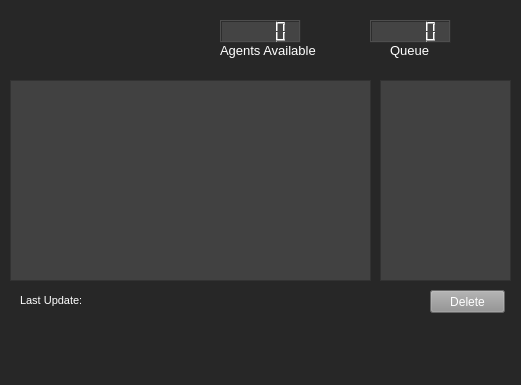
Qt form assistant/guiassist.ui (CtrlAltWilson/Commitment-Automation-backend) before a commit.
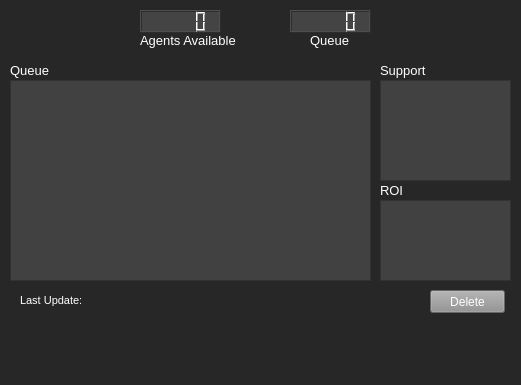
The same form after that commit.

What changed in the file:
```diff
--- a/assistant/guiassist.ui
+++ b/assistant/guiassist.ui
@@ -53,8 +53,8 @@
    <widget class="QLabel" name="title_agents">
     <property name="geometry">
      <rect>
-      <x>220</x>
-      <y>40</y>
+      <x>140</x>
+      <y>30</y>
       <width>121</width>
       <height>21</height>
      </rect>
@@ -74,8 +74,8 @@
    <widget class="QLCDNumber" name="num_agents">
     <property name="geometry">
      <rect>
-      <x>220</x>
-      <y>20</y>
+      <x>140</x>
+      <y>10</y>
       <width>81</width>
       <height>23</height>
      </rect>
@@ -91,8 +91,8 @@
    <widget class="QLCDNumber" name="num_queue">
     <property name="geometry">
      <rect>
-      <x>370</x>
-      <y>20</y>
+      <x>290</x>
+      <y>10</y>
       <width>81</width>
       <height>23</height>
      </rect>
@@ -108,8 +108,8 @@
    <widget class="QLabel" name="queue_title">
     <property name="geometry">
      <rect>
-      <x>390</x>
-      <y>40</y>
+      <x>310</x>
+      <y>30</y>
       <width>51</width>
       <height>21</height>
      </rect>
@@ -195,7 +195,7 @@
       <x>380</x>
       <y>80</y>
       <width>131</width>
-      <height>201</height>
+      <height>101</height>
      </rect>
     </property>
     <property name="styleSheet">
@@ -206,6 +206,89 @@
 alternate-background-color:  rgb(106, 106, 106);</string>
     </property>
    </widget>
+   <widget class="QListWidget" name="list_roi">
+    <property name="geometry">
+     <rect>
+      <x>380</x>
+      <y>200</y>
+      <width>131</width>
+      <height>81</height>
+     </rect>
+    </property>
+    <property name="styleSheet">
+     <string notr="true">background-color:rgb(65, 65, 65);
+color: rgb(255, 255, 255);
+selection-color: rgb(0, 0, 0);
+selection-background-color:rgb(138, 138, 138);  
+alternate-background-color:  rgb(106, 106, 106);</string>
+    </property>
+   </widget>
+   <widget class="QLabel" name="queue_title_2">
+    <property name="geometry">
+     <rect>
+      <x>10</x>
+      <y>60</y>
+      <width>51</width>
+      <height>21</height>
+     </rect>
+    </property>
+    <property name="font">
+     <font>
+      <pointsize>10</pointsize>
+     </font>
+    </property>
+    <property name="styleSheet">
+     <string notr="true">color: rgb(255, 255, 255);
+background-color: qlineargradient(spread:pad, x1:0, y1:0, x2:1, y2:1, stop:1 rgba(0, 0, 0, 0));</string>
+    </property>
+    <property name="text">
+     <string>Queue</string>
+    </property>
+   </widget>
+   <widget class="QLabel" name="queue_title_3">
+    <property name="geometry">
+     <rect>
+      <x>380</x>
+      <y>180</y>
+      <width>51</width>
+      <height>21</height>
+     </rect>
+    </property>
+    <property name="font">
+     <font>
+      <pointsize>10</pointsize>
+     </font>
+    </property>
+    <property name="styleSheet">
+     <string notr="true">color: rgb(255, 255, 255);
+background-color: qlineargradient(spread:pad, x1:0, y1:0, x2:1, y2:1, stop:1 rgba(0, 0, 0, 0));</string>
+    </property>
+    <property name="text">
+     <string>ROI</string>
+    </property>
+   </widget>
+   <widget class="QLabel" name="queue_title_4">
+    <property name="geometry">
+     <rect>
+      <x>380</x>
+      <y>60</y>
+      <width>51</width>
+      <height>20</height>
+     </rect>
+    </property>
+    <property name="font">
+     <font>
+      <pointsize>10</pointsize>
+     </font>
+    </property>
+    <property name="styleSheet">
+     <string notr="true">color: rgb(255, 255, 255);
+background-color: qlineargradient(spread:pad, x1:0, y1:0, x2:1, y2:1, stop:1 rgba(0, 0, 0, 0));</string>
+    </property>
+    <property name="text">
+     <string>Support</string>
+    </property>
+   </widget>
    <zorder>list_commitments</zorder>
    <zorder>title_agents</zorder>
    <zorder>queue_title</zorder>
```
Left out of the diff: 4 changed lines with no effect on the pictures.
